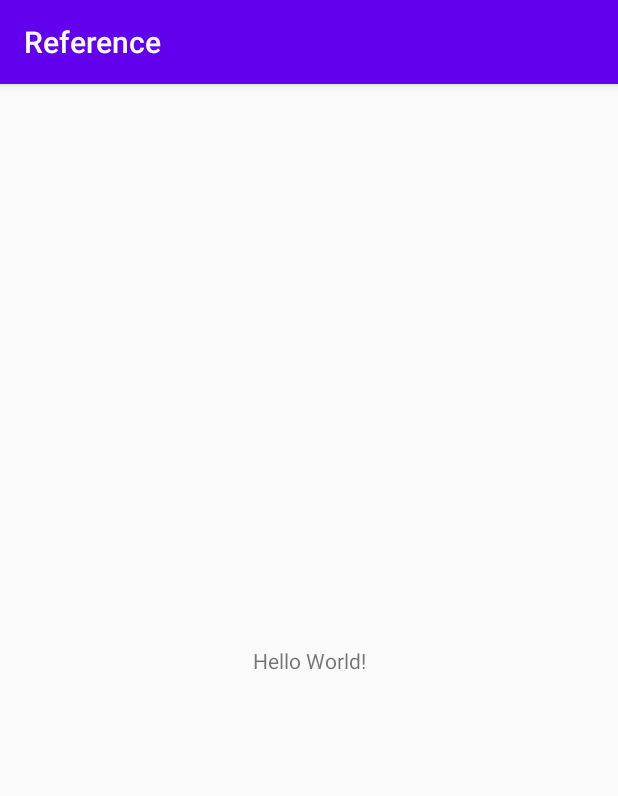
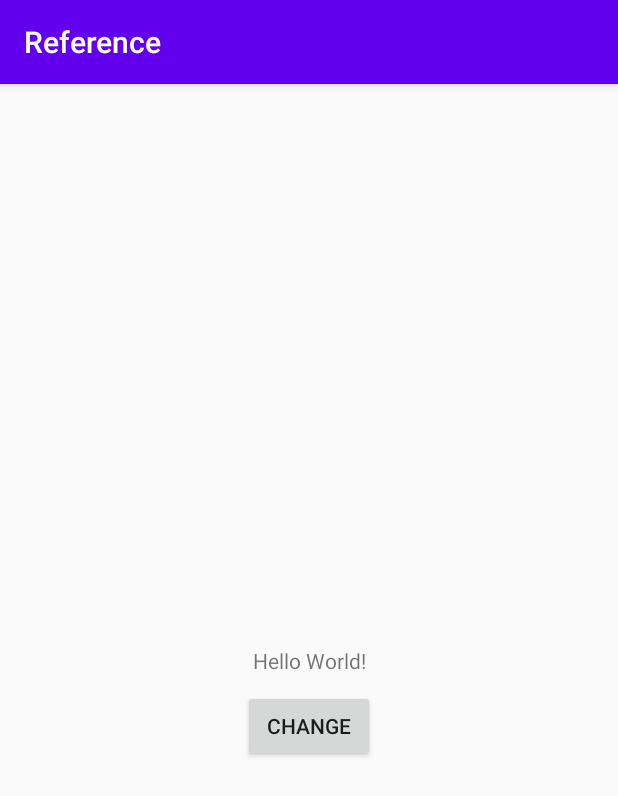
Before and after one commit to jhamin0511/Reference, an Android app: the screen it shows after launch (MainActivity), on a phone screen of 412 x 824 dp. Shown: the top 796 px of the screen. Run offline under Robolectric (Android 15) with nearby library versions, the phone set to English and light mode, and no system bars.

Commit message:
feat: 참조를 통한 객체 수정

```diff
--- /dev/null
+++ b/app/src/main/java/com/github/jhamin0511/reference/ChangeCallback.kt
@@ -0,0 +1,7 @@
+package com.github.jhamin0511.reference
+
+interface ChangeCallback {
+
+    fun onChange()
+
+}
--- /dev/null
+++ b/app/src/main/java/com/github/jhamin0511/reference/ChangeEntity.kt
@@ -0,0 +1,9 @@
+package com.github.jhamin0511.reference
+
+import android.os.Parcelable
+import kotlinx.android.parcel.Parcelize
+
+@Parcelize
+data class ChangeEntity(
+    var text: String = ""
+) : Parcelable
--- a/app/src/main/java/com/github/jhamin0511/reference/MainActivity.kt
+++ b/app/src/main/java/com/github/jhamin0511/reference/MainActivity.kt
@@ -1,13 +1,35 @@
 package com.github.jhamin0511.reference
 
 import android.os.Bundle
+import android.widget.Button
+import android.widget.TextView
 import androidx.appcompat.app.AppCompatActivity
 
-class MainActivity : AppCompatActivity() {
+class MainActivity : AppCompatActivity(), ChangeCallback {
+
+    private lateinit var text: TextView
+    private lateinit var change: Button
+
+    private var entity = ChangeEntity()
 
     override fun onCreate(savedInstanceState: Bundle?) {
         super.onCreate(savedInstanceState)
         setContentView(R.layout.activity_main)
+
+        text = findViewById(R.id.text)
+        change = findViewById(R.id.change)
+
+        entity.text = text.text.toString()
+
+        change.setOnClickListener {
+            val dialog = ChangeDialog.getInstance(entity)
+            val ft = supportFragmentManager.beginTransaction()
+            dialog.show(ft, ChangeDialog::class.java.simpleName)
+        }
+    }
+
+    override fun onChange() {
+        text.text = entity.text
     }
 
 }
--- a/app/src/main/res/layout/activity_main.xml
+++ b/app/src/main/res/layout/activity_main.xml
@@ -16,4 +16,14 @@
         app:layout_constraintStart_toStartOf="parent"
         app:layout_constraintTop_toTopOf="parent" />
 
+    <Button
+        android:id="@+id/change"
+        android:layout_width="wrap_content"
+        android:layout_height="wrap_content"
+        android:layout_marginTop="10dp"
+        android:text="change"
+        app:layout_constraintEnd_toEndOf="parent"
+        app:layout_constraintStart_toStartOf="parent"
+        app:layout_constraintTop_toBottomOf="@id/text" />
+
 </androidx.constraintlayout.widget.ConstraintLayout>
```
Also changed, not shown: app/src/main/java/com/github/jhamin0511/reference/ChangeDialog.kt (added, +52 -0 lines), app/src/main/res/layout/change_dialog.xml (added, +21 -0 lines).
